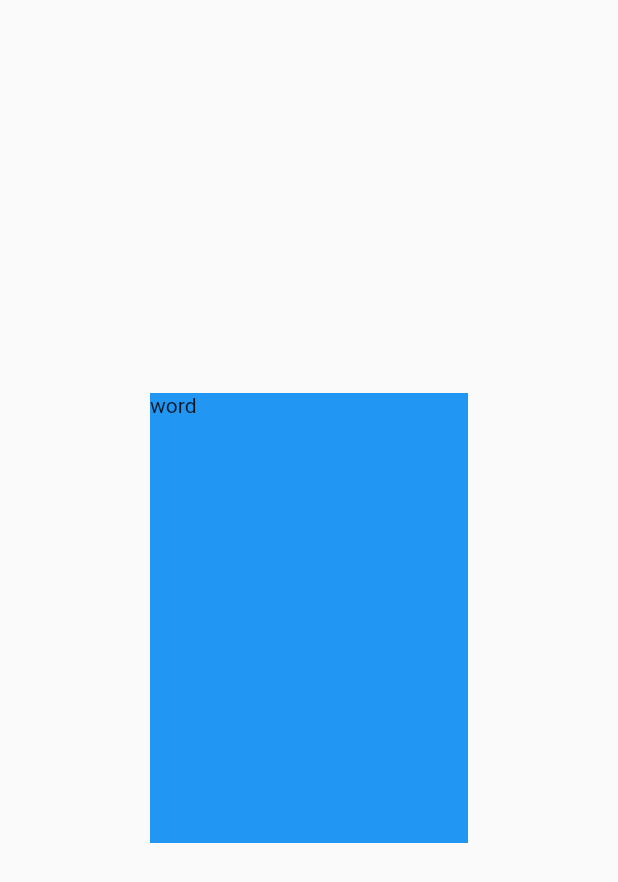
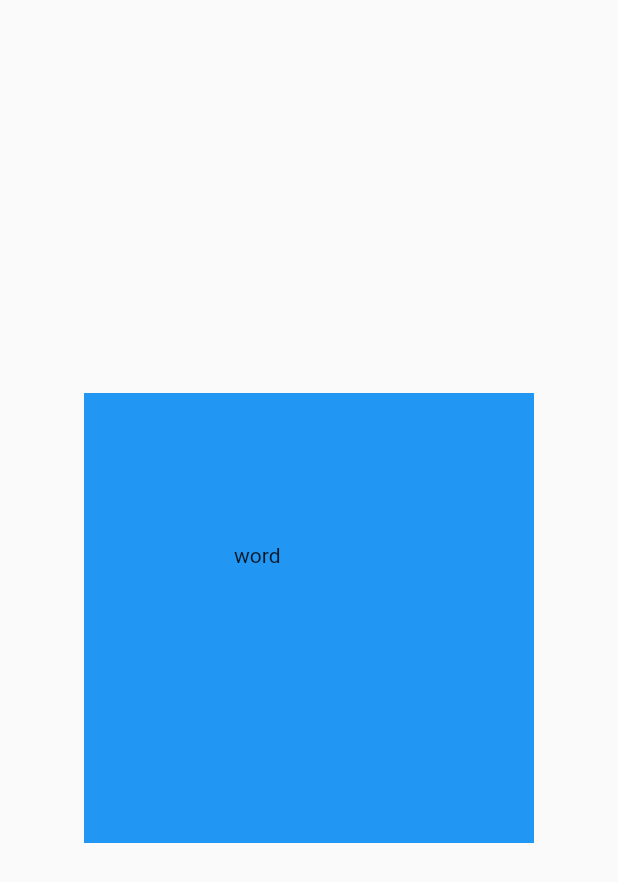
Before and after one commit to nargok/flutter_widget_sample, a Flutter app: the screen it shows after launch, on a phone screen of 412 x 824 dp. Shown: the top 882 px of the screen. Run offline on Flutter 3.47's test engine with Material 2 defaults, Android fonts, the phone set to English and light mode, and no system bars.

Commit message:
c:padding

```diff
--- a/lib/container_study.dart
+++ b/lib/container_study.dart
@@ -14,7 +14,7 @@ class ContainerStudy extends StatelessWidget {
             width: 300.0,
             height: 300.0,
             child: Text('word'),
-            margin: const EdgeInsets.all(100.0),
+            padding: const EdgeInsets.all(100.0),
           ),
         ),
       ),
```
